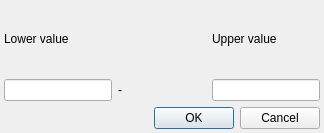
sourcepole/qgis, file qgis/src/ui/qgsludialogbase.ui: the form before one commit.
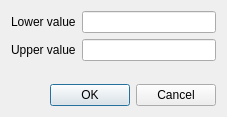
The form after the commit.

Commit message: UI overhaul bonanza...hope this doesnt break anything...I guess we should say [FEATURE] at some point as the map composer dialogs have been somewhat overhauled....

Diff of the .ui file:
```diff
--- a/qgis/src/ui/qgsludialogbase.ui
+++ b/qgis/src/ui/qgsludialogbase.ui
@@ -1,12 +1,12 @@
 <ui version="4.0" >
  <class>QgsLUDialogBase</class>
- <widget class="QDialog" name="QgsLUDialogBase" >
-  <property name="geometry" >
+ <widget class="QDialog" name="QgsLUDialogBase">
+  <property name="geometry">
    <rect>
     <x>0</x>
     <y>0</y>
-    <width>324</width>
-    <height>133</height>
+    <width>227</width>
+    <height>117</height>
    </rect>
   </property>
   <property name="windowTitle" >
@@ -15,87 +15,60 @@
   <property name="modal" >
    <bool>true</bool>
   </property>
-  <layout class="QGridLayout" >
-   <property name="leftMargin" >
-    <number>4</number>
-   </property>
-   <property name="topMargin" >
-    <number>4</number>
-   </property>
-   <property name="rightMargin" >
-    <number>4</number>
-   </property>
-   <property name="bottomMargin" >
-    <number>4</number>
-   </property>
-   <property name="horizontalSpacing" >
-    <number>-1</number>
-   </property>
-   <property name="verticalSpacing" >
-    <number>-1</number>
-   </property>
-   <item row="0" column="0" >
-    <widget class="QLabel" name="mLowerLabel" >
-     <property name="text" >
-      <string>Lower value</string>
-     </property>
-     <property name="buddy" >
-      <cstring>mLowerEdit</cstring>
-     </property>
-    </widget>
+  <layout class="QVBoxLayout" name="verticalLayout">
+   <item>
+    <layout class="QFormLayout" name="formLayout">
+     <item row="0" column="0">
+      <widget class="QLabel" name="mLowerLabel">
+       <property name="text">
+        <string>Lower value</string>
+       </property>
+       <property name="buddy">
+        <cstring>mLowerEdit</cstring>
+       </property>
+      </widget>
+     </item>
+     <item row="0" column="1">
+      <widget class="QLineEdit" name="mLowerEdit"/>
+     </item>
+     <item row="1" column="0">
+      <widget class="QLabel" name="mUpperLabel">
+       <property name="text">
+        <string>Upper value</string>
+       </property>
+       <property name="buddy">
+        <cstring>mUpperEdit</cstring>
+       </property>
+      </widget>
+     </item>
+     <item row="1" column="1">
+      <widget class="QLineEdit" name="mUpperEdit"/>
+     </item>
+    </layout>
    </item>
-   <item row="0" column="1" >
-    <spacer>
-     <property name="orientation" >
-      <enum>Qt::Horizontal</enum>
+   <item>
+    <spacer name="verticalSpacer">
+     <property name="orientation">
+      <enum>Qt::Vertical</enum>
      </property>
-     <property name="sizeType" >
-      <enum>QSizePolicy::Expanding</enum>
-     </property>
-     <property name="sizeHint" >
+     <property name="sizeHint" stdset="0">
       <size>
-       <width>16</width>
-       <height>49</height>
+       <width>20</width>
+       <height>10</height>
       </size>
      </property>
     </spacer>
    </item>
-   <item row="0" column="2" >
-    <widget class="QLabel" name="mUpperLabel" >
-     <property name="text" >
-      <string>Upper value</string>
-     </property>
-     <property name="buddy" >
-      <cstring>mUpperEdit</cstring>
-     </property>
-    </widget>
-   </item>
-   <item row="1" column="0" >
-    <widget class="QLineEdit" name="mLowerEdit" />
-   </item>
-   <item row="1" column="1" >
-    <widget class="QLabel" name="mBetweenLabel" >
-     <property name="text" >
-      <string>-</string>
-     </property>
-     <property name="textFormat" >
-      <enum>Qt::AutoText</enum>
-     </property>
-    </widget>
-   </item>
-   <item row="1" column="2" >
-    <widget class="QLineEdit" name="mUpperEdit" />
-   </item>
-   <item row="2" column="0" colspan="3" >
-    <widget class="QDialogButtonBox" name="buttonBox" >
-     <property name="standardButtons" >
-      <set>QDialogButtonBox::Cancel|QDialogButtonBox::NoButton|QDialogButtonBox::Ok</set>
+   <item>
+    <widget class="QDialogButtonBox" name="buttonBox">
+     <property name="standardButtons">
+      <set>QDialogButtonBox::Cancel|QDialogButtonBox::Ok</set>
      </property>
     </widget>
    </item>
   </layout>
  </widget>
- <layoutdefault spacing="6" margin="11" />
+ <layoutdefault spacing="6" margin="11"/>
  <resources/>
  <connections>
   <connection>
```
Left out of the diff: 19 changed lines with no effect on the pictures. The commit also changes 22 other files.
